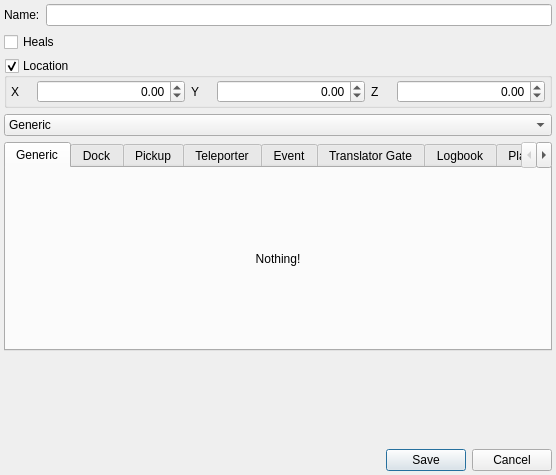
Qt form randovania/gui/ui_files/node_details_popup.ui (randovania/randovania) before a commit.
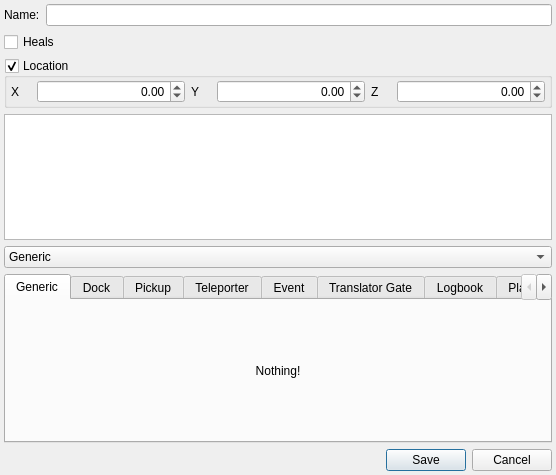
The same form after that commit.

Commit message: Add editor for node extra

```diff
--- a/randovania/gui/ui_files/node_details_popup.ui
+++ b/randovania/gui/ui_files/node_details_popup.ui
@@ -188,6 +188,9 @@
      </layout>
     </widget>
    </item>
+   <item>
+    <widget class="QPlainTextEdit" name="extra_edit"/>
+   </item>
    <item>
     <widget class="QComboBox" name="node_type_combo">
      <item>
```
The commit also changes 2 other files.
